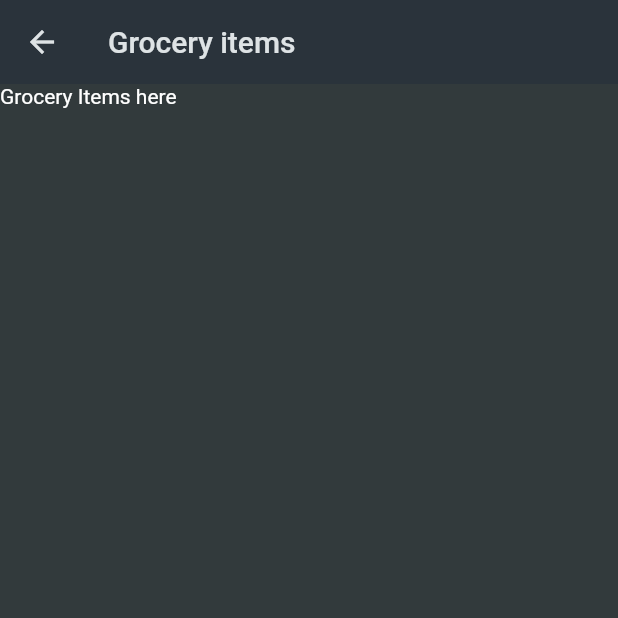
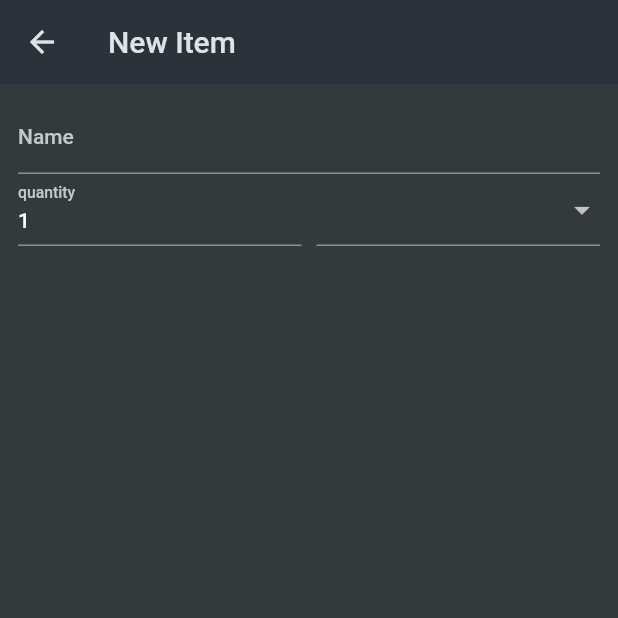
Before and after one commit to immortalAbdul01/Shoping-app, a Flutter app: the GroceryItemsScreen screen opened directly, on a phone screen of 412 x 824 dp, the top half of it. Run offline on Flutter 3.47's test engine with Material 2 defaults, Android fonts, the phone set to English and light mode, and no system bars.

Commit message:
new item add

```diff
--- a/lib/screens/grocery_items.dart
+++ b/lib/screens/grocery_items.dart
@@ -1,4 +1,5 @@
 import 'package:flutter/material.dart';
+import 'package:shopping/data/categories.dart';
 
 class GroceryItemsScreen extends StatefulWidget {
   const GroceryItemsScreen({super.key});
@@ -14,9 +15,56 @@ class _GroceryItemsScreen extends State<GroceryItemsScreen> {
   Widget build(BuildContext context) {
     return Scaffold(
       appBar: AppBar(
-        title: const Text('Grocery items'),
+        title: const Text('New Item'),
       ),
-      body: const Text('Grocery Items here'),
+      body: Padding(
+          padding: const EdgeInsets.all(12),
+          child: Form(
+              child: Column(
+            children: [
+              TextFormField(
+                decoration: const InputDecoration(label: Text('Name')),
+                validator: (value) {
+                  return 'Testing';
+                },
+              ),
+              Row(
+                crossAxisAlignment: CrossAxisAlignment.end,
+                children: [
+                  Expanded(
+                    child: TextFormField(
+                      decoration:
+                          const InputDecoration(label: Text('quantity')),
+                      initialValue: '1',
+                    ),
+                  ),
+                  const SizedBox(
+                    width: 10,
+                  ),
+                  Expanded(
+                    child: DropdownButtonFormField(items: [
+                      for (final category in categories.entries)
+                        DropdownMenuItem(
+                            value: category.value,
+                            child: Row(
+                              children: [
+                                Container(
+                                  width: 23,
+                                  height: 23,
+                                  color: category.value.color,
+                                ),
+                                const SizedBox(
+                                  width: 10,
+                                ),
+                                Text(category.value.title)
+                              ],
+                            ))
+                    ], onChanged: (value) {}),
+                  )
+                ],
+              )
+            ],
+          ))),
     );
   }
 }
```
